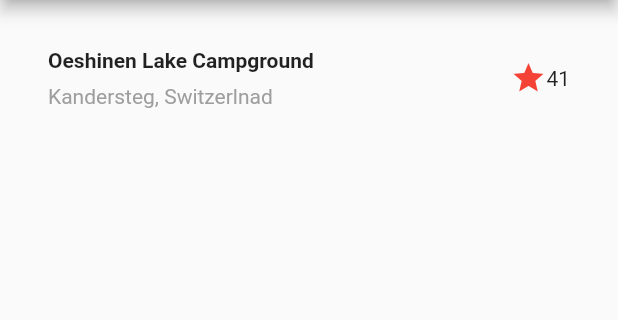
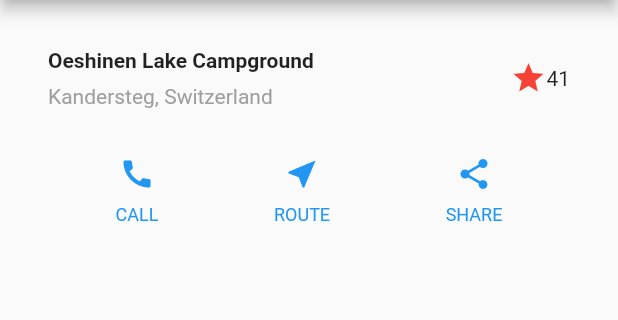
Before and after one commit to CoderNamedHendrick/flutter_tut_project, a Flutter app: the screen it shows after launch, on a phone screen of 412 x 824 dp, the part 84-404 px from its top. Run offline on Flutter 3.47's test engine with Material 2 defaults, Android fonts, the phone set to English and light mode, and no system bars.

Commit message:
Adding the buttons and text widget

```diff
--- a/lib/main.dart
+++ b/lib/main.dart
@@ -1,12 +1,15 @@
 import 'package:flutter/material.dart';
+import 'package:flutter/rendering.dart';
 
 void main() {
+  debugPaintSizeEnabled = false;
   runApp(MyApp());
 }
 
 class MyApp extends StatelessWidget {
 
 
+  // Title Section Widget
   Widget titleSection = Container(
     padding: const EdgeInsets.all(32),
     child: Row(
@@ -27,7 +30,7 @@ class MyApp extends StatelessWidget {
                   ),
                 ),
                 Text(
-                  'Kandersteg, Switzerlnad',
+                  'Kandersteg, Switzerland',
                   style: TextStyle(
                     color: Colors.grey[500],
                   ),
@@ -44,9 +47,37 @@ class MyApp extends StatelessWidget {
       ],
     ),
   );
+
+
   // This widget is the root of your application.
   @override
   Widget build(BuildContext context) {
+    Color color = Theme.of(context).primaryColor;
+    // Button Widgets
+    Widget buttonSection = Container(
+      child: Row(
+        mainAxisAlignment: MainAxisAlignment.spaceEvenly,
+        children: [
+          _buildButtonColumn(color, Icons.call, 'CALL'),
+          _buildButtonColumn(color, Icons.near_me, 'ROUTE'),
+          _buildButtonColumn(color, Icons.share, 'SHARE'),
+        ],
+      ),
+    );
+
+    // Text Section widget
+    Widget textSection = Container(
+      padding: const EdgeInsets.all(32),
+      child: Text(
+        'Lake Oeschinen lies at the foot of the Bluemlisalp in the Bernese '
+            'Alphs. Situated 1,578 meters above sea level, it is one of the '
+            'larger Alpine Lakes. A gondola ride from Kandersteg, followed by a '
+            'half-hour walk through pastures and pine forest, leads to the '
+            'lake, which warms to 20 degrees Celsius in the summer. Activities '
+            'enjoyed here include rowing, and riding the summer toboggan run.',
+          softWrap: true,
+      ),
+    );
     return MaterialApp(
       title: 'Flutter layout demo',
       home: Scaffold(
@@ -56,9 +87,31 @@ class MyApp extends StatelessWidget {
         body: Column(
           children: [
             titleSection,
+            buttonSection,
           ],
         ),
       ),
     );
   }
+
+  Column _buildButtonColumn(Color color, IconData icon, String label){
+    return Column(
+      mainAxisSize: MainAxisSize.min,
+      mainAxisAlignment: MainAxisAlignment.center,
+      children: [
+        Icon(icon, color: color),
+        Container(
+          margin: const EdgeInsets.only(top: 8),
+          child: Text(
+            label,
+            style: TextStyle(
+              fontSize: 12,
+              fontWeight: FontWeight.w400,
+              color: color,
+            ),
+          ),
+        )
+      ],
+    );
+  }
 }
```
